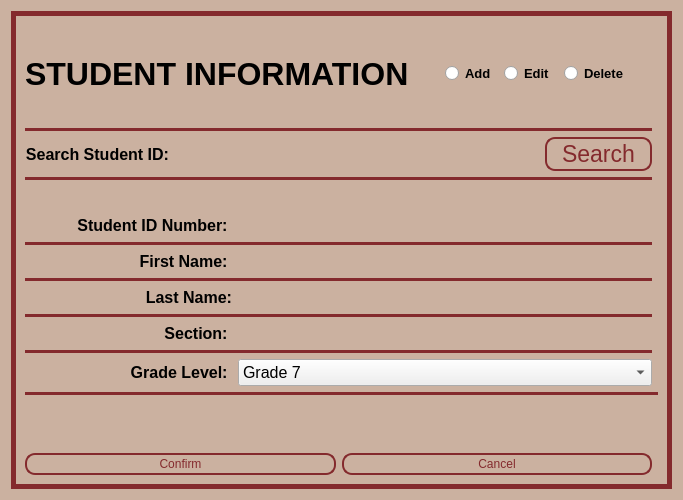
Above: ui/student_information.ui from blaterwolf/lmspy before the change. Below: the same form after it.
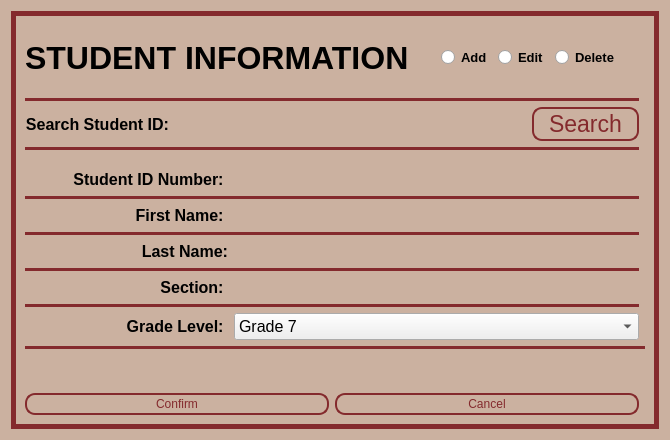
That is the form after the change.

```diff
--- a/ui/student_information.ui
+++ b/ui/student_information.ui
@@ -6,8 +6,8 @@
    <rect>
     <x>0</x>
     <y>0</y>
-    <width>683</width>
-    <height>500</height>
+    <width>670</width>
+    <height>440</height>
    </rect>
   </property>
   <property name="windowTitle">
```
